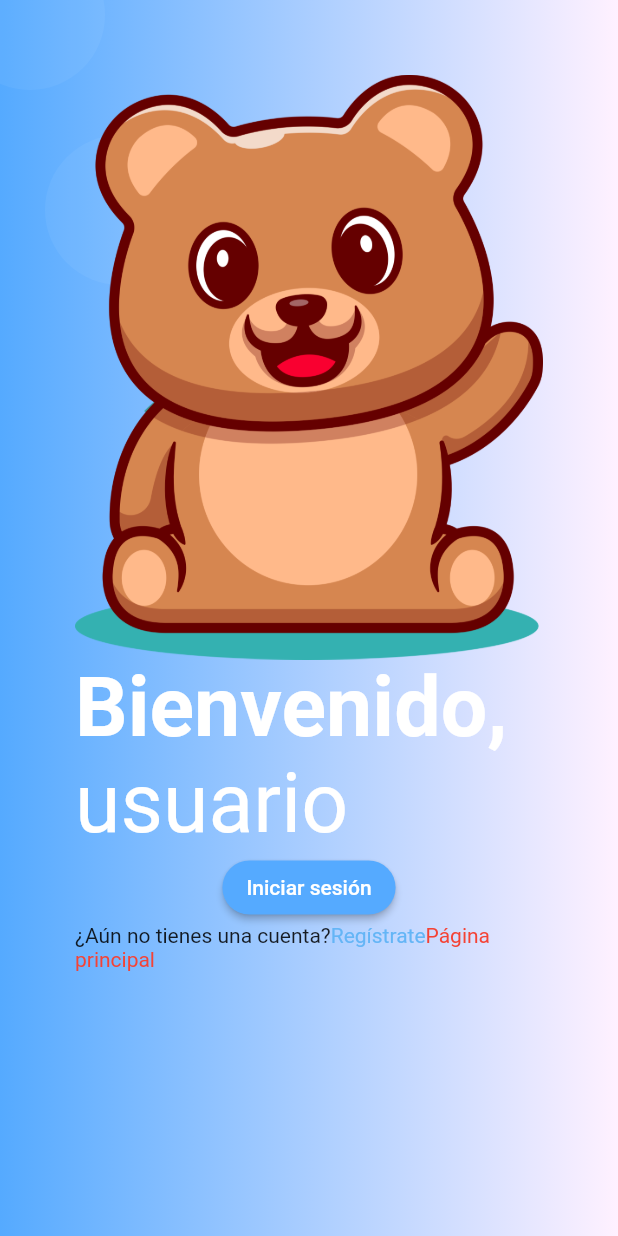
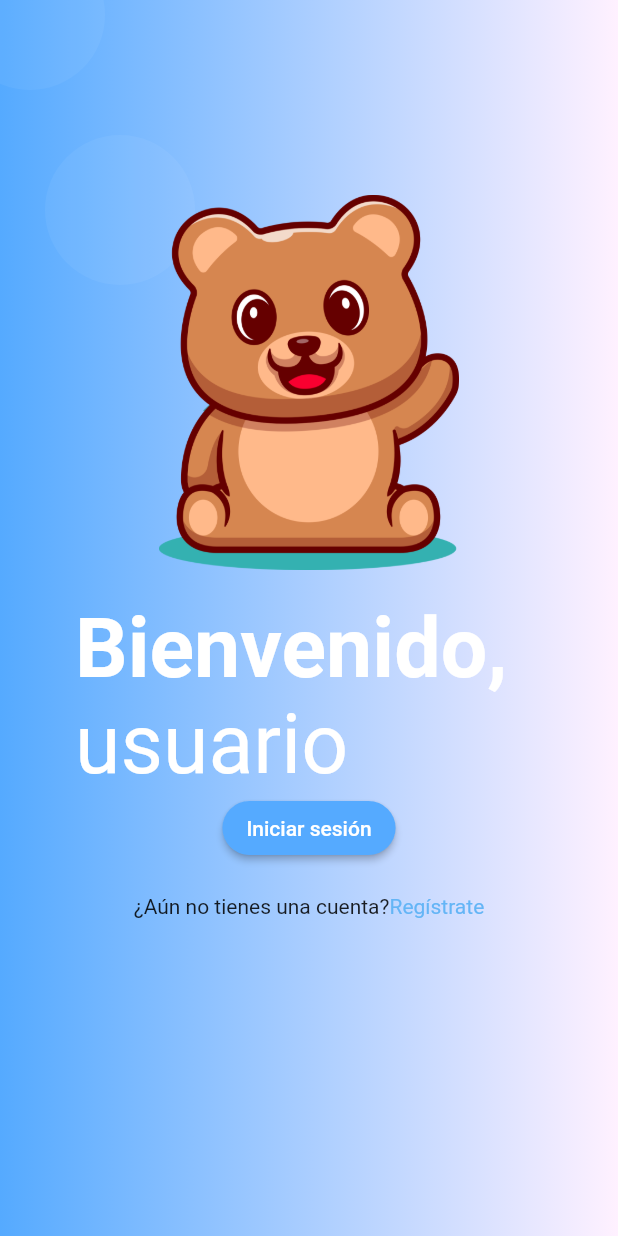
Before and after one commit to JUSELERO/homehealth, a Flutter app: the screen it shows after launch, on a phone screen of 412 x 824 dp. Run offline on Flutter 3.47's test engine with Material 2 defaults, Android fonts, the light colour scheme and no system bars.

Commit message:
al parecer me faltaban cambios por guardar

```diff
--- a/lib/src/pages/home_page.dart
+++ b/lib/src/pages/home_page.dart
@@ -16,9 +16,13 @@ class HomePage extends StatelessWidget {
               padding: const EdgeInsets.all(50.0),
               child: Column(
                 children: [
+                  SizedBox(height: 80),
                   Image(
                     image: AssetImage('assets/images/teddybear.png'),
+                    width: 250.0,
+                    height: 250.0,
                   ),
+                  SizedBox(height: 20),
                   Text.rich(
                     TextSpan(
                         text: 'Bienvenido,',
@@ -43,6 +47,7 @@ class HomePage extends StatelessWidget {
                             borderRadius: BorderRadius.circular(20)),
                         primary: Color(0xFF55aaff),
                       )),
+                  SizedBox(height: 20),
                   SizedBox(width: 20),
                   Text.rich(TextSpan(
                     text: "¿Aún no tienes una cuenta?",
@@ -54,13 +59,13 @@ class HomePage extends StatelessWidget {
                             ..onTap = () {
                               Navigator.pushNamed(context, 'registro');
                             }),
-                      TextSpan(
-                          text: "Página principal",
-                          style: TextStyle(color: Colors.red),
-                          recognizer: new TapGestureRecognizer()
-                            ..onTap = () {
-                              Navigator.pushNamed(context, 'inicio');
-                            })
+                      // TextSpan(
+                      //     text: "Página principal",
+                      //     style: TextStyle(color: Colors.red),
+                      //     recognizer: new TapGestureRecognizer()
+                      //       ..onTap = () {
+                      //         Navigator.pushNamed(context, 'inicio');
+                      //       })
                     ],
                   ))
                 ],
```
